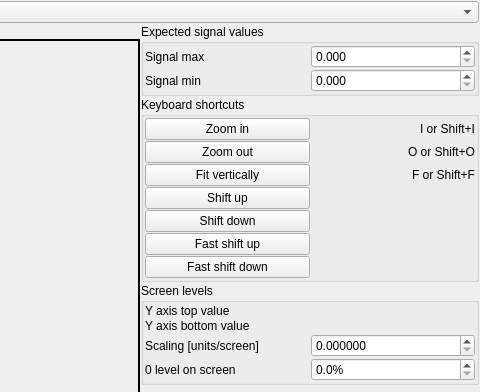
danielhrisca/asammdf, file src/asammdf/gui/ui/signal_scale.ui: the form before one commit; both pictures show x 611 to 1091 and y 0 to 392 of the 1091 by 678 pixel window.
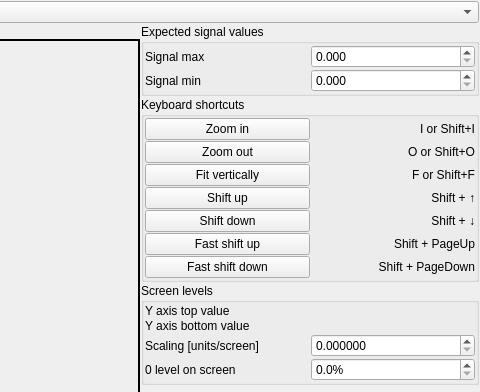
The form after the commit. Icons and pictures are not drawn.

Commit message: add keyboard shortcuts for shifting the signal in the Scale dialog

```diff
--- a/src/asammdf/gui/ui/signal_scale.ui
+++ b/src/asammdf/gui/ui/signal_scale.ui
@@ -225,6 +225,46 @@
         </property>
        </widget>
       </item>
+      <item row="3" column="1">
+       <widget class="QLabel" name="label_6">
+        <property name="text">
+         <string>&lt;html&gt;&lt;head/&gt;&lt;body&gt;&lt;p&gt;Shift + ↑&lt;/p&gt;&lt;/body&gt;&lt;/html&gt;</string>
+        </property>
+        <property name="alignment">
+         <set>Qt::AlignmentFlag::AlignRight|Qt::AlignmentFlag::AlignTrailing|Qt::AlignmentFlag::AlignVCenter</set>
+        </property>
+       </widget>
+      </item>
+      <item row="4" column="1">
+       <widget class="QLabel" name="label_7">
+        <property name="text">
+         <string>&lt;html&gt;&lt;head/&gt;&lt;body&gt;&lt;p&gt;Shift + ↓&lt;/p&gt;&lt;/body&gt;&lt;/html&gt;</string>
+        </property>
+        <property name="alignment">
+         <set>Qt::AlignmentFlag::AlignRight|Qt::AlignmentFlag::AlignTrailing|Qt::AlignmentFlag::AlignVCenter</set>
+        </property>
+       </widget>
+      </item>
+      <item row="5" column="1">
+       <widget class="QLabel" name="label_11">
+        <property name="text">
+         <string>Shift + PageUp</string>
+        </property>
+        <property name="alignment">
+         <set>Qt::AlignmentFlag::AlignRight|Qt::AlignmentFlag::AlignTrailing|Qt::AlignmentFlag::AlignVCenter</set>
+        </property>
+       </widget>
+      </item>
+      <item row="6" column="1">
+       <widget class="QLabel" name="label_12">
+        <property name="text">
+         <string>Shift + PageDown</string>
+        </property>
+        <property name="alignment">
+         <set>Qt::AlignmentFlag::AlignRight|Qt::AlignmentFlag::AlignTrailing|Qt::AlignmentFlag::AlignVCenter</set>
+        </property>
+       </widget>
+      </item>
      </layout>
     </widget>
    </item>
```
Lines whose indentation alone changed are shown as unchanged. The commit also changes 2 other files.
